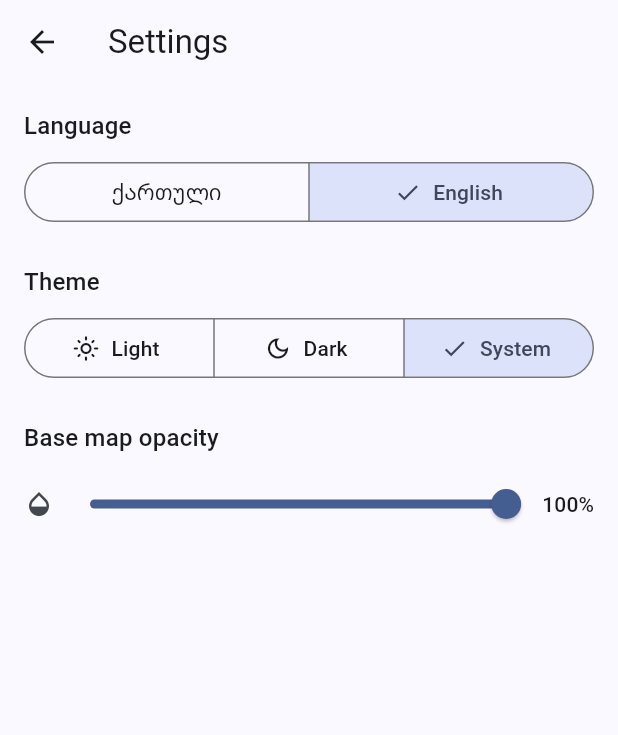
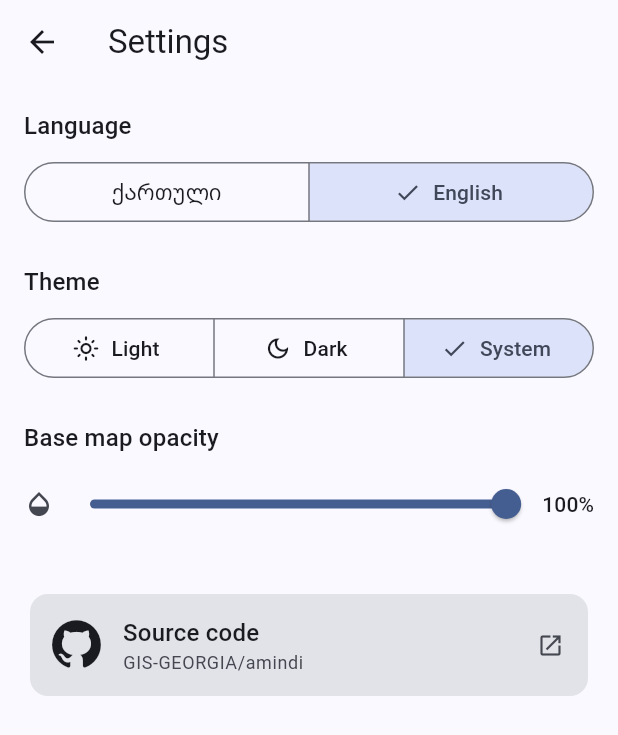
Before and after one commit to GIS-GEORGIA/amindi, a Flutter app: the SettingsScreen screen opened directly, on a phone screen of 412 x 824 dp. Shown: the top 735 px of the screen. Run offline on Flutter 3.47's test engine with Material 3 defaults, Android fonts, the phone set to English and light mode, and no system bars; our stand-ins replace dio, easy_localization, flutter_map, flutter_riverpod, font_awesome_flutter, latlong2 and 1 more; accounts and stored records are empty.

Commit message:
Add animated GitHub repo link to settings
- GithubLinkTile: GitHub mark with a breathing pulse, opens the repo
  via url_launcher
- font_awesome_flutter for the logo, url_launcher for the link
- ka/en strings for the label and open-failure message

Co-Authored-By: Claude Fable 5 <noreply@anthropic.com>

```diff
--- a/assets/translations/en.json
+++ b/assets/translations/en.json
@@ -76,6 +76,8 @@
     "theme_light": "Light",
     "theme_dark": "Dark",
     "theme_system": "System",
-    "map_opacity": "Base map opacity"
+    "map_opacity": "Base map opacity",
+    "source_code": "Source code",
+    "link_failed": "Could not open the link"
   }
 }
--- a/assets/translations/ka.json
+++ b/assets/translations/ka.json
@@ -76,6 +76,8 @@
     "theme_light": "ნათელი",
     "theme_dark": "მუქი",
     "theme_system": "სისტემური",
-    "map_opacity": "საბაზისო რუკის გამჭვირვალეობა"
+    "map_opacity": "საბაზისო რუკის გამჭვირვალეობა",
+    "source_code": "წყაროს კოდი",
+    "link_failed": "ბმულის გახსნა ვერ მოხერხდა"
   }
 }
--- a/lib/features/settings/presentation/settings_screen.dart
+++ b/lib/features/settings/presentation/settings_screen.dart
@@ -4,6 +4,7 @@ import 'package:flutter_riverpod/flutter_riverpod.dart';
 
 import '../../map/presentation/providers/base_map_opacity_provider.dart';
 import 'providers/theme_mode_provider.dart';
+import 'widgets/github_link_tile.dart';
 
 class SettingsScreen extends ConsumerWidget {
   const SettingsScreen({super.key});
@@ -85,6 +86,8 @@ class SettingsScreen extends ConsumerWidget {
               ),
             ],
           ),
+          const SizedBox(height: 32),
+          const GithubLinkTile(),
         ],
       ),
     );
--- /dev/null
+++ b/lib/features/settings/presentation/widgets/github_link_tile.dart
@@ -0,0 +1,102 @@
+import 'package:easy_localization/easy_localization.dart';
+import 'package:flutter/material.dart';
+import 'package:font_awesome_flutter/font_awesome_flutter.dart';
+import 'package:url_launcher/url_launcher.dart';
+
+const _repoUrl = 'https://github.com/GIS-GEORGIA/amindi';
+
+/// Tappable row that opens the project repository, with a gently animated
+/// GitHub mark (continuous "breathing" pulse + a slow shimmer sweep).
+class GithubLinkTile extends StatefulWidget {
+  const GithubLinkTile({super.key});
+
+  @override
+  State<GithubLinkTile> createState() => _GithubLinkTileState();
+}
+
+class _GithubLinkTileState extends State<GithubLinkTile>
+    with SingleTickerProviderStateMixin {
+  late final AnimationController _controller = AnimationController(
+    vsync: this,
+    duration: const Duration(seconds: 3),
+  )..repeat();
+
+  @override
+  void dispose() {
+    _controller.dispose();
+    super.dispose();
+  }
+
+  Future<void> _open() async {
+    final uri = Uri.parse(_repoUrl);
+    if (!await launchUrl(uri, mode: LaunchMode.externalApplication)) {
+      if (mounted) {
+        ScaffoldMessenger.of(context).showSnackBar(
+          SnackBar(content: Text('settings.link_failed'.tr())),
+        );
+      }
+    }
+  }
+
+  @override
+  Widget build(BuildContext context) {
+    final theme = Theme.of(context);
+    return Card(
+      elevation: 0,
+      color: theme.colorScheme.surfaceContainerHighest,
+      child: InkWell(
+        onTap: _open,
+        borderRadius: BorderRadius.circular(12),
+        child: Padding(
+          padding: const EdgeInsets.symmetric(horizontal: 16, vertical: 14),
+          child: Row(
+            children: [
+              _AnimatedMark(controller: _controller),
+              const SizedBox(width: 16),
+              Expanded(
+                child: Column(
+                  crossAxisAlignment: CrossAxisAlignment.start,
+                  children: [
+                    Text(
+                      'settings.source_code'.tr(),
+                      style: theme.textTheme.titleMedium,
+                    ),
+                    Text(
+                      'GIS-GEORGIA/amindi',
+                      style: theme.textTheme.bodySmall?.copyWith(
+                        color: theme.colorScheme.onSurfaceVariant,
+                      ),
+                    ),
+                  ],
+                ),
+              ),
+              Icon(Icons.open_in_new,
+                  size: 18, color: theme.colorScheme.onSurfaceVariant),
+            ],
+          ),
+        ),
+      ),
+    );
+  }
+}
+
+class _AnimatedMark extends StatelessWidget {
+  const _AnimatedMark({required this.controller});
+
+  final AnimationController controller;
+
+  @override
+  Widget build(BuildContext context) {
+    final color = Theme.of(context).colorScheme.onSurface;
+    return AnimatedBuilder(
+      animation: controller,
+      builder: (context, child) {
+        // Breathing pulse: scale 1.0 -> 1.12 -> 1.0 across the cycle.
+        final t = controller.value;
+        final scale = 1 + 0.12 * (0.5 - (t - 0.5).abs()) * 2;
+        return Transform.scale(scale: scale, child: child);
+      },
+      child: FaIcon(FontAwesomeIcons.github, size: 30, color: color),
+    );
+  }
+}
--- a/pubspec.yaml
+++ b/pubspec.yaml
@@ -43,6 +43,8 @@ dependencies:
   geolocator: ^14.0.3
   freezed_annotation: ^3.1.0
   json_annotation: ^4.12.0
+  url_launcher: ^6.3.2
+  font_awesome_flutter: ^11.0.0
 
 dev_dependencies:
   flutter_test:
```
Also changed, not shown: pubspec.lock.
